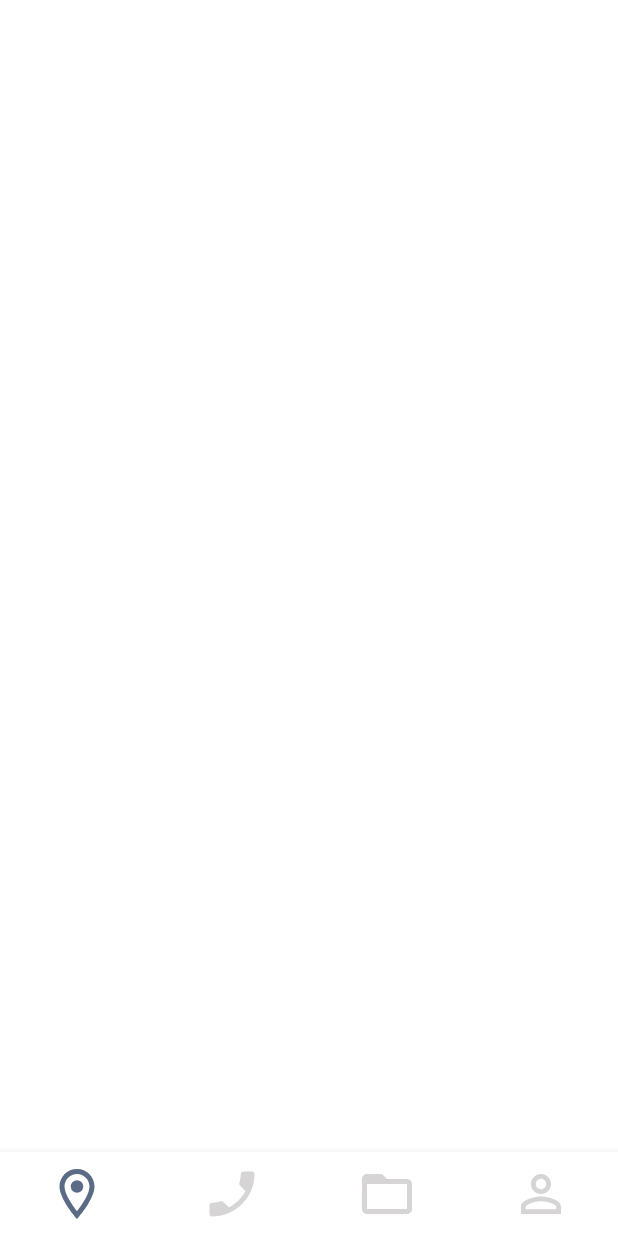
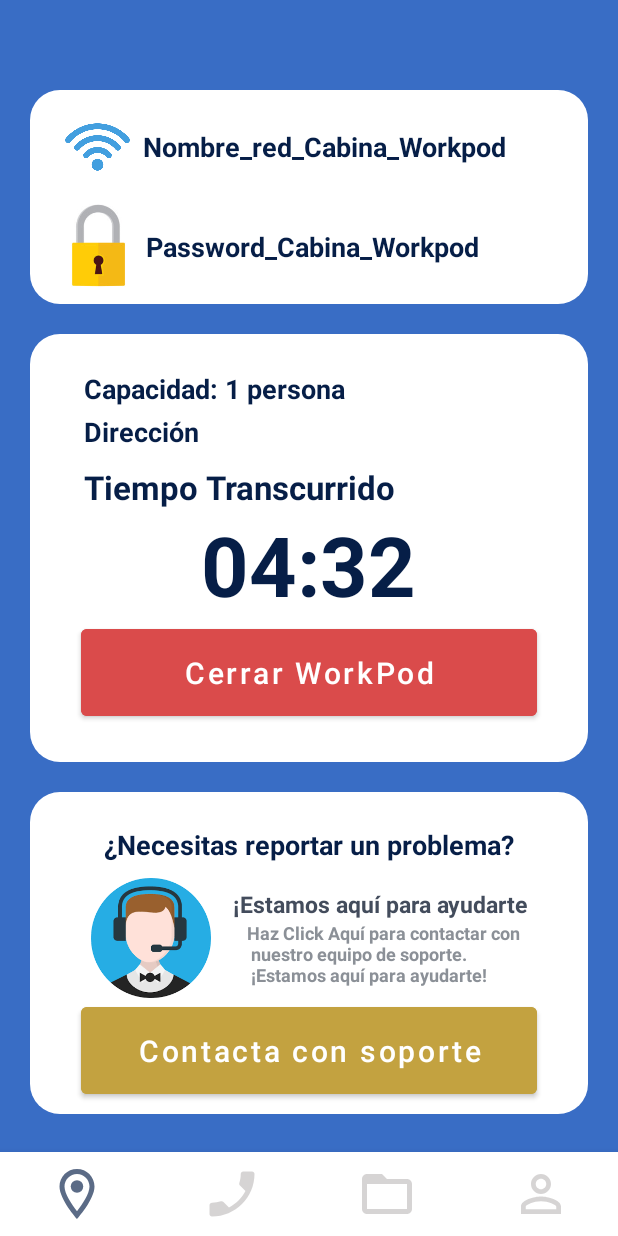
Before and after one commit to Denigt/WorkPod, an Android app: the WorkpodActivity screen opened directly, with no data from a screen before it, on a phone screen of 412 x 824 dp. Before the commit the screen is almost empty. Run offline under Robolectric (Android 15) with nearby library versions, the phone set to English and light mode, and no system bars.

Commit message:
05-04 Solucion problema menu usuario y comienzo valoracion del usuario de la app

```diff
--- a/app/src/main/AndroidManifest.xml
+++ b/app/src/main/AndroidManifest.xml
@@ -9,13 +9,13 @@
         android:roundIcon="@mipmap/ic_launcher_round"
         android:supportsRtl="true"
         android:theme="@style/Theme.WorkPod">
+        <activity android:name=".ValoracionWorkpod"></activity>
         <activity
             android:name=".SigninActivity"
             android:label="@string/title_activity_navigation_view" />
         <activity
             android:name=".WorkpodActivity"
-            android:label="@string/title_activity_navigation_view"/>
-
+            android:label="@string/title_activity_navigation_view" />
         <activity android:name=".InitActivity">
             <intent-filter>
                 <action android:name="android.intent.action.MAIN" />
--- /dev/null
+++ b/app/src/main/java/com/example/workpod/fragments/Fragment_sesion_finalizada.java
@@ -0,0 +1,84 @@
+package com.example.workpod.fragments;
+
+import android.content.Intent;
+import android.os.Bundle;
+
+import androidx.fragment.app.Fragment;
+
+import android.view.LayoutInflater;
+import android.view.View;
+import android.view.ViewGroup;
+import android.widget.Button;
+import android.widget.Toast;
+
+import com.example.workpod.R;
+import com.example.workpod.ValoracionWorkpod;
+import com.example.workpod.WorkpodActivity;
+
+/**
+ * A simple {@link Fragment} subclass.
+ * Use the {@link Fragment_sesion_finalizada#newInstance} factory method to
+ * create an instance of this fragment.
+ */
+public class Fragment_sesion_finalizada extends Fragment  {
+
+    //XML
+    private Button btnCerrarWorPod;
+    // TODO: Rename parameter arguments, choose names that match
+    // the fragment initialization parameters, e.g. ARG_ITEM_NUMBER
+    private static final String ARG_PARAM1 = "param1";
+    private static final String ARG_PARAM2 = "param2";
+
+    // TODO: Rename and change types of parameters
+    private String mParam1;
+    private String mParam2;
+
+    public Fragment_sesion_finalizada() {
+        // Required empty public constructor
+    }
+
+    /**
+     * Use this factory method to create a new instance of
+     * this fragment using the provided parameters.
+     *
+     * @param param1 Parameter 1.
+     * @param param2 Parameter 2.
+     * @return A new instance of fragment fragment_sesion_finalizada.
+     */
+    // TODO: Rename and change types and number of parameters
+    public static Fragment_sesion_finalizada newInstance(String param1, String param2) {
+        Fragment_sesion_finalizada fragment = new Fragment_sesion_finalizada();
+        Bundle args = new Bundle();
+        args.putString(ARG_PARAM1, param1);
+        args.putString(ARG_PARAM2, param2);
+        fragment.setArguments(args);
+        return fragment;
+    }
+
+    @Override
+    public void onCreate(Bundle savedInstanceState) {
+        super.onCreate(savedInstanceState);
+        if (getArguments() != null) {
+            mParam1 = getArguments().getString(ARG_PARAM1);
+            mParam2 = getArguments().getString(ARG_PARAM2);
+        }
+    }
+
+    @Override
+    public View onCreateView(LayoutInflater inflater, ViewGroup container,
+                             Bundle savedInstanceState) {
+        // Inflate the layout for this fragment
+        View view=inflater.inflate(R.layout.fragment_sesion_finalizada,container,false);
+        btnCerrarWorPod=(Button)view.findViewById(R.id.BtnCerrarWorPod);
+        btnCerrarWorPod.setOnClickListener(new View.OnClickListener() {
+            @Override
+            public void onClick(View v) {
+                Intent activity = new Intent(getActivity(), ValoracionWorkpod.class);
+                startActivity(activity);
+            }
+        });
+        return view;
+    }
+
+
+}
--- /dev/null
+++ b/app/src/main/res/drawable-v24/linearlayoutbordeseedondeados.xml
@@ -0,0 +1,17 @@
+<?xml version="1.0" encoding="utf-8"?>
+<layer-list xmlns:android="http://schemas.android.com/apk/res/android" >
+
+    <item>
+        <shape android:shape="rectangle" >
+            <solid android:color="#396DC5" />
+        </shape>
+    </item>
+    <item>
+        <shape>
+            <solid android:color="@color/white"/>
+            <corners android:radius="20dp"/>
+            <padding android:left="0dp" android:top="0dp" android:right="0dp" android:bottom="0dp" />
+        </shape>
+    </item>
+
+</layer-list>
--- /dev/null
+++ b/app/src/main/res/layout/fragment_sesion_finalizada.xml
@@ -0,0 +1,238 @@
+<?xml version="1.0" encoding="utf-8"?>
+<FrameLayout xmlns:android="http://schemas.android.com/apk/res/android"
+    xmlns:tools="http://schemas.android.com/tools"
+    android:layout_width="match_parent"
+    android:layout_height="match_parent"
+    android:background="#396DC5"
+    tools:context=".fragments.Fragment_sesion_finalizada">
+
+    <!-- TODO: Update blank fragment layout -->
+    <LinearLayout
+        android:layout_width="match_parent"
+        android:layout_height="match_parent"
+        android:gravity="center"
+        android:orientation="vertical">
+
+        <LinearLayout
+            android:id="@+id/LLWifiWorkpod"
+            android:layout_width="match_parent"
+            android:layout_height="0dp"
+            android:layout_marginLeft="20dp"
+            android:layout_marginTop="60dp"
+            android:layout_marginRight="20dp"
+            android:layout_marginBottom="20dp"
+            android:layout_weight="2"
+            android:background="@drawable/linearlayoutbordeseedondeados"
+            android:orientation="vertical">
+
+            <LinearLayout
+                android:id="@+id/CLNombreRed"
+                android:layout_width="match_parent"
+                android:layout_height="0dp"
+                android:layout_marginLeft="20dp"
+                android:layout_marginTop="10dp"
+                android:layout_marginRight="20dp"
+                android:layout_weight="1"
+                android:gravity="center"
+                android:orientation="horizontal">
+
+                <ImageView
+                    android:id="@+id/IVWifi"
+                    android:layout_width="0dp"
+                    android:layout_height="wrap_content"
+                    android:layout_weight="1.5"
+                    android:src="@drawable/wifi" />
+
+                <TextView
+                    android:id="@+id/TVWifi"
+                    android:layout_width="wrap_content"
+                    android:layout_height="wrap_content"
+                    android:layout_marginLeft="5dp"
+                    android:layout_weight="1"
+                    android:gravity="center"
+                    android:text="Nombre_red_Cabina_Workpod"
+                    android:textAlignment="textStart"
+                    android:textColor="@color/ResaltarTexto"
+                    android:textSize="18dp"
+                    android:textStyle="bold" />
+            </LinearLayout>
+
+            <LinearLayout
+                android:id="@+id/CLPasswordRed"
+                android:layout_width="match_parent"
+                android:layout_height="0dp"
+                android:layout_marginLeft="20dp"
+                android:layout_marginTop="10dp"
+                android:layout_marginRight="20dp"
+                android:layout_marginBottom="10dp"
+                android:layout_weight="1"
+                android:gravity="center"
+                android:orientation="horizontal">
+
+                <ImageView
+                    android:id="@+id/IVPassword"
+                    android:layout_width="0dp"
+                    android:layout_height="wrap_content"
+                    android:layout_weight="1"
+                    android:src="@drawable/password" />
+
+                <TextView
+                    android:id="@+id/TVPassword"
+                    android:layout_width="wrap_content"
+                    android:layout_height="wrap_content"
+                    android:layout_marginLeft="5dp"
+                    android:layout_weight="1"
+                    android:gravity="center"
+                    android:text="Password_Cabina_Workpod"
+                    android:textAlignment="textStart"
+                    android:textColor="@color/ResaltarTexto"
+                    android:textSize="18dp"
+                    android:textStyle="bold" />
+            </LinearLayout>
+        </LinearLayout>
+
+        <LinearLayout
+            android:id="@+id/constraintLayout"
+            android:layout_width="match_parent"
+            android:layout_height="0dp"
+            android:layout_marginLeft="20dp"
+            android:layout_marginRight="20dp"
+            android:layout_marginBottom="20dp"
+            android:layout_weight="4"
+            android:background="@drawable/linearlayoutbordeseedondeados"
+            android:orientation="vertical"
+            tools:ignore="MissingConstraints">
+
+            <TextView
+                android:id="@+id/textView2"
+                android:layout_width="wrap_content"
+                android:layout_height="wrap_content"
+                android:layout_marginStart="36dp"
+                android:layout_marginTop="24dp"
+                android:text="Capacidad: 1 persona"
+                android:textColor="@color/ResaltarTexto"
+                android:textSize="18dp"
+                android:textStyle="bold" />
+
+            <TextView
+                android:id="@+id/TVDireccion"
+                android:layout_width="wrap_content"
+                android:layout_height="wrap_content"
+                android:layout_marginStart="36dp"
+                android:layout_marginTop="4dp"
+                android:text="Dirección"
+                android:textColor="@color/ResaltarTexto"
+                android:textSize="18dp"
+                android:textStyle="bold" />
+
+            <TextView
+                android:id="@+id/TVTiempoTranscurridoTitulo"
+                android:layout_width="wrap_content"
+                android:layout_height="wrap_content"
+                android:layout_marginStart="36dp"
+                android:layout_marginTop="10dp"
+                android:text="Tiempo Transcurrido"
+                android:textColor="@color/ResaltarTexto"
+                android:textSize="22dp"
+                android:textStyle="bold" />
+
+            <TextView
+                android:id="@+id/TVTiempoTranscurrido"
+                android:layout_width="wrap_content"
+                android:layout_height="wrap_content"
+                android:layout_gravity="center_horizontal"
+                android:text="04:32"
+                android:textColor="@color/ResaltarTexto"
+                android:textSize="55dp"
+                android:textStyle="bold" />
+
+            <Button
+                android:id="@+id/BtnCerrarWorPod"
+                android:layout_width="304dp"
+                android:layout_height="70dp"
+                android:layout_gravity="center_horizontal"
+                android:backgroundTint="#DA4B4B"
+                android:text="Cerrar WorkPod"
+                android:textAllCaps="false"
+                android:textColor="@color/white"
+                android:textSize="20dp" /> <!--Para poder escribir minúsculas en un button-->
+
+        </LinearLayout>
+
+        <LinearLayout
+            android:id="@+id/linearLayout"
+            android:layout_width="match_parent"
+            android:layout_height="0dp"
+            android:layout_marginLeft="20dp"
+            android:layout_marginRight="20dp"
+            android:layout_marginBottom="25dp"
+            android:layout_weight="3"
+            android:background="@drawable/linearlayoutbordeseedondeados"
+            android:gravity="center"
+            android:orientation="vertical">
+
+            <TextView
+                android:id="@+id/TVTiempoTranscurridoTituo"
+                android:layout_width="wrap_content"
+                android:layout_height="wrap_content"
+                android:layout_marginTop="15dp"
+                android:text="¿Necesitas reportar un problema?"
+                android:textColor="@color/ResaltarTexto"
+                android:textSize="18dp"
+                android:textStyle="bold" />
+
+            <LinearLayout
+                android:layout_width="match_parent"
+                android:layout_height="wrap_content"
+                android:layout_marginTop="10dp"
+                android:gravity="center"
+                android:orientation="horizontal">
+
+                <ImageView
+                    android:layout_width="80dp"
+                    android:layout_height="80dp"
+                    android:src="@drawable/support_imgvround" />
+
+                <LinearLayout
+                    android:layout_width="wrap_content"
+                    android:layout_height="wrap_content"
+                    android:orientation="vertical">
+
+                    <TextView
+                        android:layout_width="wrap_content"
+                        android:layout_height="wrap_content"
+                        android:layout_gravity="center_horizontal"
+                        android:layout_marginLeft="10dp"
+                        android:text="¡Estamos aquí para ayudarte!"
+                        android:textColor="#434C5C"
+                        android:textSize="15dp"
+                        android:textStyle="bold" />
+
+                    <TextView
+                        android:id="@+id/TVLinkSoporte"
+                        android:layout_width="wrap_content"
+                        android:layout_height="wrap_content"
+                        android:layout_gravity="center_horizontal"
+                        android:layout_marginLeft="10dp"
+                        android:text="Haz Click Aquí para contactar con\n nuestro equipo de soporte.\n ¡Estamos aquí para ayudarte!"
+                        android:textColor="#8B9097"
+                        android:textSize="12dp"
+                        android:textStyle="bold" />
+                </LinearLayout>
+
+            </LinearLayout>
+
+            <Button
+                android:id="@+id/BtnContactarSoporte"
+                android:layout_width="304dp"
+                android:layout_height="70dp"
+                android:layout_gravity="center_horizontal"
+                android:backgroundTint="#C3A240"
+                android:text="Contacta con soporte"
+                android:textAllCaps="false"
+                android:textColor="@color/white"
+                android:textSize="20dp" />
+
+        </LinearLayout>
+    </LinearLayout>
+</FrameLayout>
```
Also changed, not shown: app/src/main/java/com/example/workpod/ValoracionWorkpod.java (added, +68 -0 lines), app/src/main/java/com/example/workpod/WorkpodActivity.java (+78 -19 lines), app/src/main/res/drawable/ic_star.xml (added, +10 -0 lines), app/src/main/res/layout/activity_valoracion_workpod.xml (added, +120 -0 lines), app/src/main/res/drawable-v24/password.png (added), app/src/main/res/drawable-v24/support_imgvround.png (added), app/src/main/res/drawable-v24/wifi.png (added), 3 other files.
